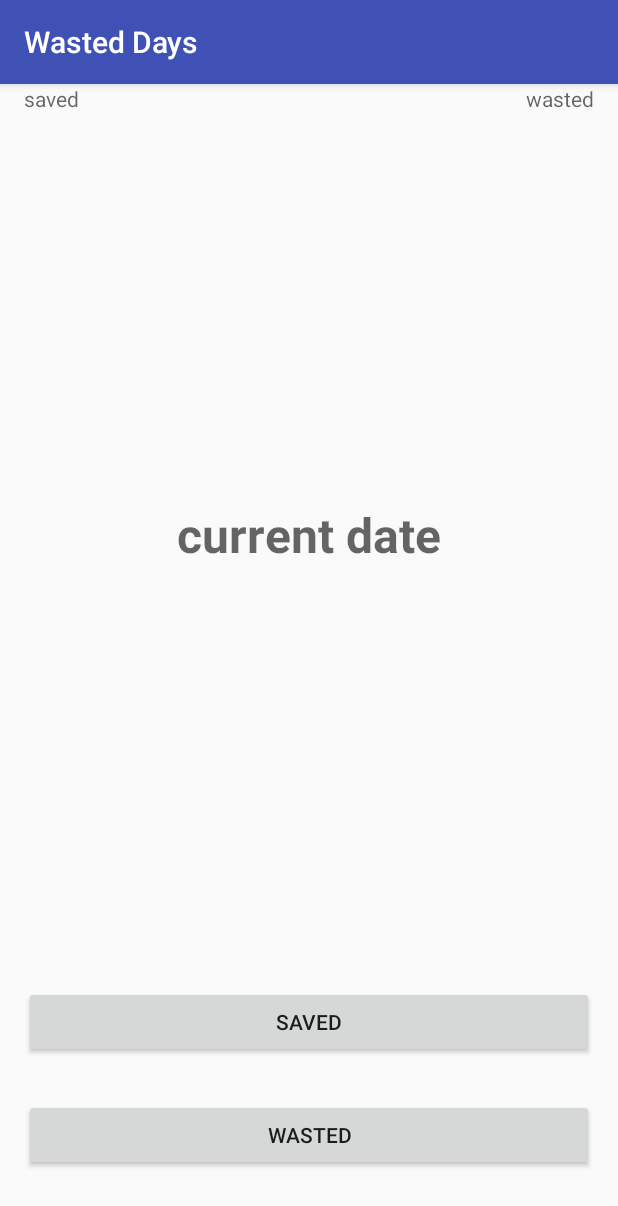
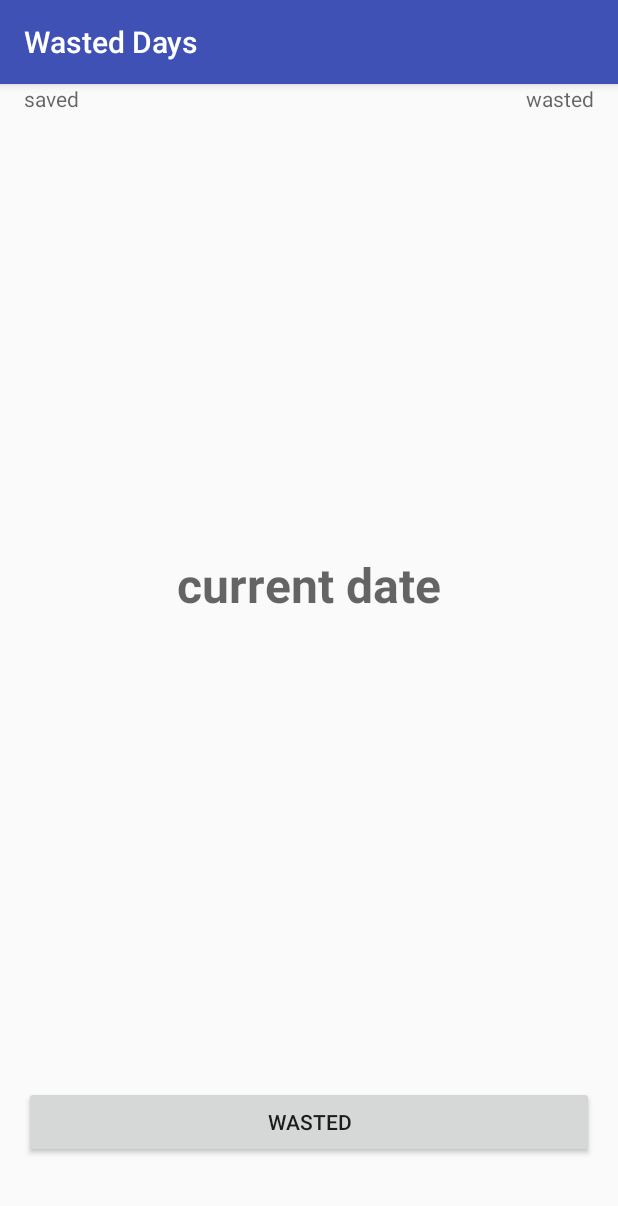
Before and after one commit to Amezdrin/Wasted-Days, an Android app: the screen it shows after launch (MainActivity), on a phone screen of 412 x 824 dp. Shown: the top 1206 px of the screen. Run offline under Robolectric (Android 15) with nearby library versions, the phone set to English and light mode, and no system bars.

Commit message:
Saved Button removed. AsyncTask added. Works, but for 1 second (looks like tomorrow = today)

```diff
--- a/app/src/main/res/layout/activity_main.xml
+++ b/app/src/main/res/layout/activity_main.xml
@@ -57,24 +57,9 @@
     <Button
         android:layout_width="match_parent"
         android:layout_height="wrap_content"
-        android:text="Saved"
-        android:id="@+id/saved_btn"
-        android:layout_alignParentBottom="true"
-        android:onClick="savedButtonFollower"
-        />
-    </LinearLayout>
-
-    <LinearLayout
-        android:layout_width="match_parent"
-        android:layout_height="0dp"
-        android:layout_weight="1"
-        >
-    <Button
-        android:layout_width="match_parent"
-        android:layout_height="wrap_content"
         android:text="Wasted"
         android:id="@+id/wasted_btn"
-        android:layout_above="@id/saved_btn"
+        android:layout_alignParentBottom="true"
         android:onClick="wastedButtonFollower"
         />
     </LinearLayout>
```
Also changed, not shown: app/src/main/java/artemtrue/wasteddays/MainActivity.java (+70 -32 lines).
